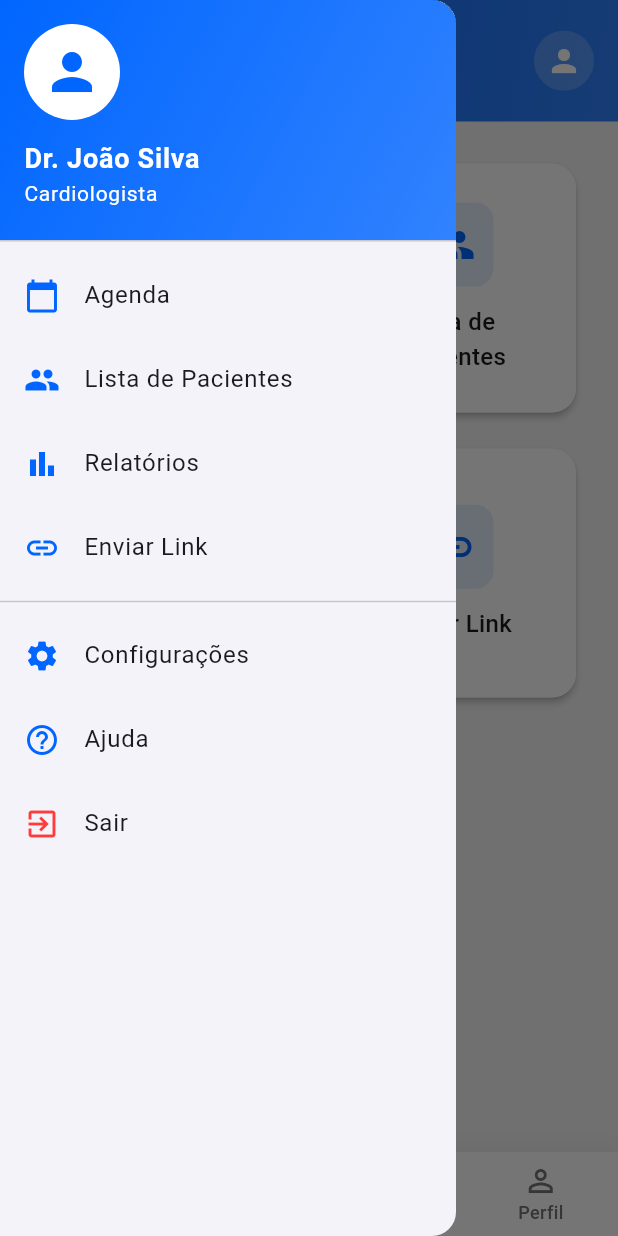
After one commit to HeitorLouzeiroRepositoryIFPI/agenda_saude, a Flutter app: the ProfessionalHomePage screen opened by its route, with the side drawer open, on a phone screen of 412 x 824 dp. The commit adds this screen. Run offline on Flutter 3.47's test engine with Material 3 defaults, Android fonts, the phone set to English and light mode, and no system bars; our stand-ins replace go_router.

Commit message:
feat: adicionando tela inicial para profissionais com layout e navegação

```diff
--- /dev/null
+++ b/lib/app/core/widgets/professional_base_screen_layout.dart
@@ -0,0 +1,94 @@
+import 'package:flutter/material.dart';
+import 'package:go_router/go_router.dart';
+import '../../../core/theme/app_colors.dart';
+
+class ProfessionalBaseScreenLayout extends StatelessWidget {
+  final Widget body;
+  final PreferredSizeWidget? appBar;
+  final int currentIndex;
+  final Widget? drawer;
+
+  const ProfessionalBaseScreenLayout({
+    super.key,
+    required this.body,
+    this.appBar,
+    required this.currentIndex,
+    this.drawer,
+  });
+
+  @override
+  Widget build(BuildContext context) {
+    return Scaffold(
+      backgroundColor: AppColors.background,
+      appBar: appBar,
+      drawer: drawer,
+      body: body,
+      bottomNavigationBar: Container(
+        decoration: BoxDecoration(
+          color: AppColors.white,
+          boxShadow: [
+            BoxShadow(
+              color: Colors.black.withOpacity(0.05),
+              blurRadius: 10,
+              offset: const Offset(0, -5),
+            ),
+          ],
+        ),
+        child: BottomNavigationBar(
+          currentIndex: currentIndex,
+          onTap: (index) {
+            switch (index) {
+              case 0:
+                context.go('/home/professional');
+                break;
+              case 1:
+                context.go('/professional/schedule');
+                break;
+              case 2:
+                context.go('/professional/patients');
+                break;
+              case 3:
+                context.go('/professional/profile');
+                break;
+            }
+          },
+          selectedItemColor: AppColors.primary,
+          unselectedItemColor: AppColors.textSecondary,
+          backgroundColor: Colors.transparent,
+          elevation: 0,
+          type: BottomNavigationBarType.fixed,
+          selectedLabelStyle: const TextStyle(
+            fontWeight: FontWeight.w500,
+            fontSize: 12,
+          ),
+          unselectedLabelStyle: const TextStyle(
+            fontWeight: FontWeight.w500,
+            fontSize: 12,
+          ),
+          items: const [
+            BottomNavigationBarItem(
+              icon: Icon(Icons.home_outlined),
+              activeIcon: Icon(Icons.home),
+              label: 'Início',
+            ),
+            BottomNavigationBarItem(
+              icon: Icon(Icons.calendar_today_outlined),
+              activeIcon: Icon(Icons.calendar_today),
+              label: 'Agenda',
+            ),
+            BottomNavigationBarItem(
+              icon: Icon(Icons.people_outline),
+              activeIcon: Icon(Icons.people),
+              label: 'Pacientes',
+            ),
+            BottomNavigationBarItem(
+              icon: Icon(Icons.person_outline),
+              activeIcon: Icon(Icons.person),
+              label: 'Perfil',
+            ),
+          ],
+        ),
+      ),
+    );
+  }
+}
--- /dev/null
+++ b/lib/app/modules/home/professional/professional_home_page.dart
@@ -0,0 +1,191 @@
+import 'package:flutter/material.dart';
+import '../../../../core/theme/app_colors.dart';
+import '../../../core/widgets/professional_base_screen_layout.dart';
+import 'widgets/professional_drawer.dart';
+
+class ProfessionalHomePage extends StatelessWidget {
+  const ProfessionalHomePage({super.key});
+
+  @override
+  Widget build(BuildContext context) {
+    return ProfessionalBaseScreenLayout(
+      currentIndex: 0,
+      appBar: PreferredSize(
+        preferredSize: const Size.fromHeight(0),
+        child: AppBar(
+          backgroundColor: AppColors.primary,
+          elevation: 0,
+        ),
+      ),
+      drawer: const ProfessionalDrawer(),
+      body: SafeArea(
+        child: Column(
+          children: [
+            // App Bar with gradient background
+            Container(
+              padding: const EdgeInsets.all(16),
+              decoration: BoxDecoration(
+                gradient: LinearGradient(
+                  begin: Alignment.topLeft,
+                  end: Alignment.bottomRight,
+                  colors: [
+                    AppColors.primary,
+                    AppColors.primary.withOpacity(0.8),
+                  ],
+                ),
+              ),
+              child: Column(
+                children: [
+                  // Top bar with menu and profile
+                  Row(
+                    children: [
+                      // Menu button
+                      Builder(
+                        builder: (context) => InkWell(
+                          onTap: () => Scaffold.of(context).openDrawer(),
+                          child: Container(
+                            padding: const EdgeInsets.all(8),
+                            decoration: BoxDecoration(
+                              color: AppColors.white.withOpacity(0.2),
+                              borderRadius: BorderRadius.circular(8),
+                            ),
+                            child: const Icon(
+                              Icons.menu,
+                              color: AppColors.white,
+                              size: 24,
+                            ),
+                          ),
+                        ),
+                      ),
+                      const SizedBox(width: 12),
+                      const Expanded(
+                        child: Column(
+                          crossAxisAlignment: CrossAxisAlignment.start,
+                          children: [
+                            Text(
+                              'Dr. João Silva',
+                              style: TextStyle(
+                                fontSize: 20,
+                                fontWeight: FontWeight.w600,
+                                color: AppColors.white,
+                              ),
+                            ),
+                            Text(
+                              'Cardiologista',
+                              style: TextStyle(
+                                fontSize: 14,
+                                color: AppColors.white,
+                                fontWeight: FontWeight.w400,
+                              ),
+                            ),
+                          ],
+                        ),
+                      ),
+                      CircleAvatar(
+                        backgroundColor: AppColors.white.withOpacity(0.2),
+                        child: const Icon(
+                          Icons.person,
+                          color: AppColors.white,
+                        ),
+                      ),
+                    ],
+                  ),
+                ],
+              ),
+            ),
+            // Content
+            Expanded(
+              child: GridView.count(
+                padding: const EdgeInsets.all(24),
+                crossAxisCount: 2,
+                mainAxisSpacing: 16,
+                crossAxisSpacing: 16,
+                children: [
+                  _buildMenuCard(
+                    icon: Icons.calendar_today,
+                    title: 'Agenda',
+                    onTap: () {
+                      // TODO: Navigate to Schedule
+                    },
+                  ),
+                  _buildMenuCard(
+                    icon: Icons.people,
+                    title: 'Lista de\nPacientes',
+                    onTap: () {
+                      // TODO: Navigate to Patient List
+                    },
+                  ),
+                  _buildMenuCard(
+                    icon: Icons.bar_chart,
+                    title: 'Relatórios',
+                    onTap: () {
+                      // TODO: Navigate to Reports
+                    },
+                  ),
+                  _buildMenuCard(
+                    icon: Icons.link,
+                    title: 'Enviar Link',
+                    onTap: () {
+                      // TODO: Navigate to Send Link
+                    },
+                  ),
+                ],
+              ),
+            ),
+          ],
+        ),
+      ),
+    );
+  }
+
+  Widget _buildMenuCard({
+    required IconData icon,
+    required String title,
+    required VoidCallback onTap,
+  }) {
+    return Card(
+      elevation: 2,
+      shape: RoundedRectangleBorder(
+        borderRadius: BorderRadius.circular(16),
+      ),
+      child: InkWell(
+        onTap: onTap,
+        borderRadius: BorderRadius.circular(16),
+        child: Container(
+          padding: const EdgeInsets.all(16),
+          decoration: BoxDecoration(
+            borderRadius: BorderRadius.circular(16),
+            color: AppColors.white,
+          ),
+          child: Column(
+            mainAxisAlignment: MainAxisAlignment.center,
+            children: [
+              Container(
+                padding: const EdgeInsets.all(12),
+                decoration: BoxDecoration(
+                  color: AppColors.primary.withOpacity(0.1),
+                  borderRadius: BorderRadius.circular(12),
+                ),
+                child: Icon(
+                  icon,
+                  size: 32,
+                  color: AppColors.primary,
+                ),
+              ),
+              const SizedBox(height: 12),
+              Text(
+                title,
+                textAlign: TextAlign.center,
+                style: const TextStyle(
+                  color: AppColors.text,
+                  fontSize: 16,
+                  fontWeight: FontWeight.w500,
+                ),
+              ),
+            ],
+          ),
+        ),
+      ),
+    );
+  }
+}
--- /dev/null
+++ b/lib/app/modules/home/professional/widgets/professional_drawer.dart
@@ -0,0 +1,110 @@
+import 'package:flutter/material.dart';
+import 'package:go_router/go_router.dart';
+import '../../../../../core/theme/app_colors.dart';
+
+class ProfessionalDrawer extends StatelessWidget {
+  const ProfessionalDrawer({super.key});
+
+  @override
+  Widget build(BuildContext context) {
+    return Drawer(
+      child: ListView(
+        padding: EdgeInsets.zero,
+        children: [
+          DrawerHeader(
+            decoration: BoxDecoration(
+              gradient: LinearGradient(
+                begin: Alignment.topLeft,
+                end: Alignment.bottomRight,
+                colors: [
+                  AppColors.primary,
+                  AppColors.primary.withOpacity(0.8),
+                ],
+              ),
+            ),
+            child: Column(
+              crossAxisAlignment: CrossAxisAlignment.start,
+              children: [
+                CircleAvatar(
+                  radius: 32,
+                  backgroundColor: AppColors.white,
+                  child: Icon(
+                    Icons.person,
+                    size: 40,
+                    color: AppColors.primary,
+                  ),
+                ),
+                const SizedBox(height: 12),
+                const Text(
+                  'Dr. João Silva',
+                  style: TextStyle(
+                    color: AppColors.white,
+                    fontSize: 18,
+                    fontWeight: FontWeight.bold,
+                  ),
+                ),
+                const Text(
+                  'Cardiologista',
+                  style: TextStyle(
+                    color: AppColors.white,
+                    fontSize: 14,
+                  ),
+                ),
+              ],
+            ),
+          ),
+          ListTile(
+            leading: const Icon(Icons.calendar_today, color: AppColors.primary),
+            title: const Text('Agenda'),
+            onTap: () {
+              context.go('/professional/schedule');
+            },
+          ),
+          ListTile(
+            leading: const Icon(Icons.people, color: AppColors.primary),
+            title: const Text('Lista de Pacientes'),
+            onTap: () {
+              context.go('/professional/patients');
+            },
+          ),
+          ListTile(
+            leading: const Icon(Icons.bar_chart, color: AppColors.primary),
+            title: const Text('Relatórios'),
+            onTap: () {
+              context.go('/professional/reports');
+            },
+          ),
+          ListTile(
+            leading: const Icon(Icons.link, color: AppColors.primary),
+            title: const Text('Enviar Link'),
+            onTap: () {
+              context.go('/professional/send-link');
+            },
+          ),
+          const Divider(),
+          ListTile(
+            leading: const Icon(Icons.settings, color: AppColors.primary),
+            title: const Text('Configurações'),
+            onTap: () {
+              context.go('/professional/settings');
+            },
+          ),
+          ListTile(
+            leading: const Icon(Icons.help_outline, color: AppColors.primary),
+            title: const Text('Ajuda'),
+            onTap: () {
+              context.go('/professional/help');
+            },
+          ),
+          ListTile(
+            leading: const Icon(Icons.exit_to_app, color: AppColors.error),
+            title: const Text('Sair'),
+            onTap: () {
+              context.go('/pre-login');
+            },
+          ),
+        ],
+      ),
+    );
+  }
+}
--- a/lib/core/routes/app_router.dart
+++ b/lib/core/routes/app_router.dart
@@ -14,6 +14,7 @@ import '../../app/modules/appointments/appointment_details_screen.dart';
 import '../../app/core/widgets/base_screen_layout.dart';
 import '../../app/modules/favorites/favorites_page.dart';
 import '../../app/modules/home/patient/profile/profile_edit_view.dart';
+import '../../app/modules/home/professional/professional_home_page.dart';
 
 final GlobalKey<NavigatorState> _rootNavigatorKey = GlobalKey<NavigatorState>(debugLabel: 'root');
 
@@ -230,9 +231,7 @@ final goRouter = GoRouter(
     GoRoute(
       path: '/home/professional',
       name: 'professionalHome',
-      builder: (context, state) => const Scaffold(
-        body: Center(child: Text('Professional Home')),
-      ),
+      builder: (context, state) => const ProfessionalHomePage(),
     ),
 
     // Auth Related Routes
```
